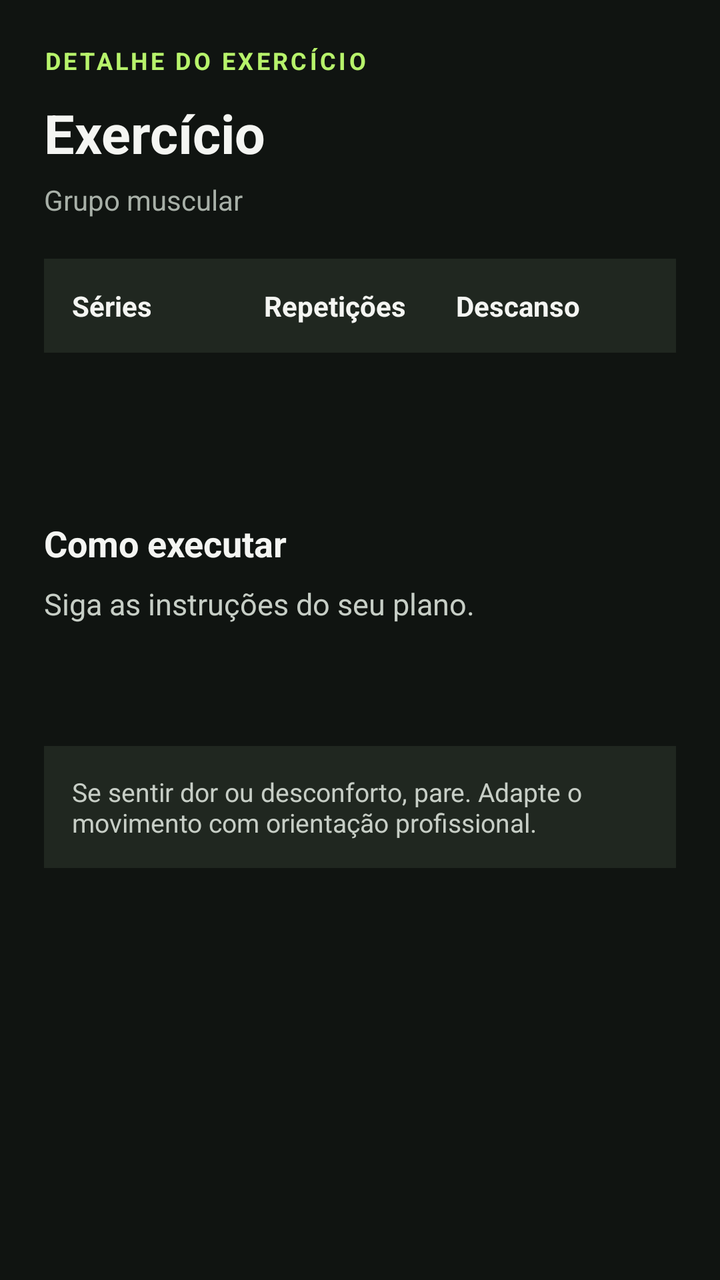
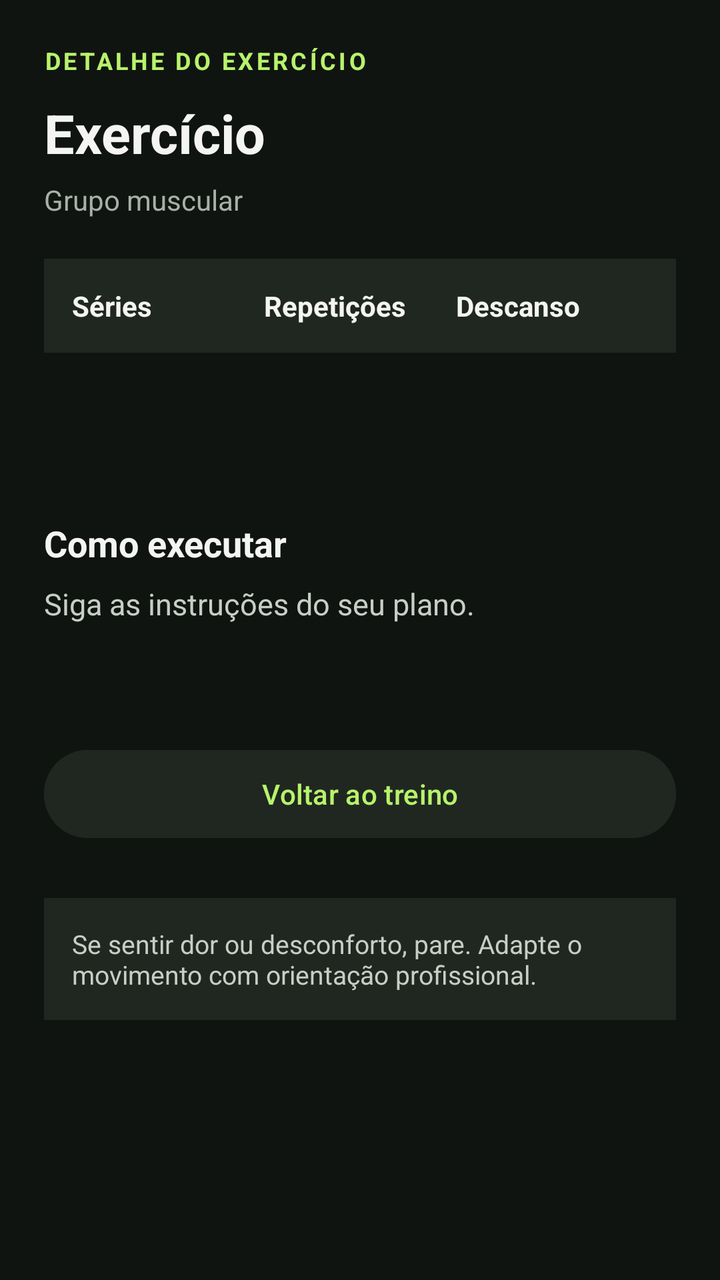

Screens rendered from an Android XML layout before and after an edit, with the pre-edit source and the edit as a unified diff.
<!-- AndroidManifest.xml: application theme Theme.MeuPersonal -->
<!-- res/layout/fragment_exercicio_detalhe.xml -->
<?xml version="1.0" encoding="utf-8"?>
<ScrollView xmlns:android="http://schemas.android.com/apk/res/android"
    android:layout_width="match_parent" android:layout_height="match_parent"
    android:background="#101411" android:fillViewport="true">
    <LinearLayout android:layout_width="match_parent" android:layout_height="wrap_content"
        android:orientation="vertical" android:padding="22dp">
        <TextView android:layout_width="wrap_content" android:layout_height="wrap_content"
            android:text="DETALHE DO EXERCÍCIO" android:textColor="#B7F36B"
            android:textSize="12sp" android:textStyle="bold" android:letterSpacing="0.12" />
        <TextView android:id="@+id/textDetalheNome" android:layout_width="match_parent"
            android:layout_height="wrap_content" android:layout_marginTop="10dp"
            android:text="Exercício" android:textColor="#F4F5F2" android:textSize="27sp"
            android:textStyle="bold" />
        <TextView android:id="@+id/textDetalheGrupo" android:layout_width="match_parent"
            android:layout_height="wrap_content" android:layout_marginTop="6dp"
            android:text="Grupo muscular" android:textColor="#A8B0A8" android:textSize="14sp" />
        <LinearLayout android:layout_width="match_parent" android:layout_height="wrap_content"
            android:layout_marginTop="20dp" android:orientation="horizontal"
            android:background="#202720" android:padding="14dp">
            <TextView android:id="@+id/textDetalheSeries" android:layout_width="0dp"
                android:layout_height="wrap_content" android:layout_weight="1" android:text="Séries" android:textColor="#F4F5F2" android:textStyle="bold" />
            <TextView android:id="@+id/textDetalheReps" android:layout_width="0dp"
                android:layout_height="wrap_content" android:layout_weight="1" android:text="Repetições" android:textColor="#F4F5F2" android:textStyle="bold" />
            <TextView android:id="@+id/textDetalheDescanso" android:layout_width="0dp"
                android:layout_height="wrap_content" android:layout_weight="1" android:text="Descanso" android:textColor="#F4F5F2" android:textStyle="bold" />
        </LinearLayout>
        <TextView android:id="@+id/textDetalheIntensidade" android:layout_width="match_parent"
            android:layout_height="wrap_content" android:layout_marginTop="15dp"
            android:textColor="#B7F36B" android:textSize="14sp" />
        <TextView android:id="@+id/textDetalheCarga" android:layout_width="match_parent"
            android:layout_height="wrap_content" android:layout_marginTop="6dp"
            android:textColor="#A8B0A8" android:textSize="14sp" />
        <TextView android:layout_width="wrap_content" android:layout_height="wrap_content"
            android:layout_marginTop="24dp" android:text="Como executar"
            android:textColor="#F4F5F2" android:textSize="18sp" android:textStyle="bold" />
        <TextView android:id="@+id/textDetalheInstrucao" android:layout_width="match_parent"
            android:layout_height="wrap_content" android:layout_marginTop="8dp"
            android:lineSpacingExtra="5dp" android:text="Siga as instruções do seu plano."
            android:textColor="#C7CEC6" android:textSize="15sp" />
        <TextView android:id="@+id/textDetalheDescricao" android:layout_width="match_parent"
            android:layout_height="wrap_content" android:layout_marginTop="16dp"
            android:lineSpacingExtra="4dp" android:textColor="#8B958C" android:textSize="14sp" />
        <TextView android:layout_width="match_parent" android:layout_height="wrap_content"
            android:layout_marginTop="26dp" android:padding="14dp" android:background="#202720"
            android:text="Se sentir dor ou desconforto, pare. Adapte o movimento com orientação profissional."
            android:textColor="#C7CEC6" android:textSize="13sp" />
    </LinearLayout>
</ScrollView>
<!-- resources referenced by this layout -->
<resources>
  <style name="Theme.MeuPersonal" parent="Base.Theme.MeuPersonal" />
  <style name="Base.Theme.MeuPersonal" parent="Theme.Material3.DayNight.NoActionBar">
          
          
      </style>
</resources>

<!-- the commit's change to res/layout/fragment_exercicio_detalhe.xml (unified diff, before → after) -->
@@ -40,6 +40,10 @@
         <TextView android:id="@+id/textDetalheDescricao" android:layout_width="match_parent"
             android:layout_height="wrap_content" android:layout_marginTop="16dp"
             android:lineSpacingExtra="4dp" android:textColor="#8B958C" android:textSize="14sp" />
+        <Button android:id="@+id/btnVoltarTreino" android:layout_width="match_parent"
+            android:layout_height="52dp" android:layout_marginTop="24dp"
+            android:text="Voltar ao treino" android:textAllCaps="false"
+            android:textColor="#B7F36B" android:backgroundTint="#202720" />
         <TextView android:layout_width="match_parent" android:layout_height="wrap_content"
             android:layout_marginTop="26dp" android:padding="14dp" android:background="#202720"
             android:text="Se sentir dor ou desconforto, pare. Adapte o movimento com orientação profissional."
